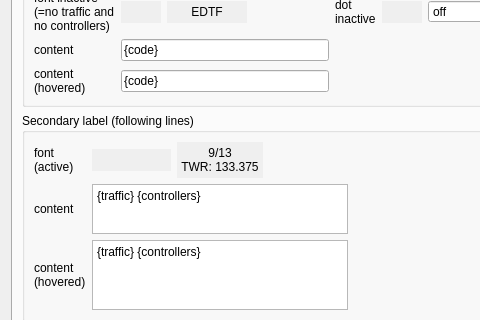
First picture: the form in src/dialogs/PreferencesDialog.ui, repository qutescoop/qutescoop, before the edit; both pictures show x 0 to 480 and y 118 to 438 of the 1019 by 975 pixel window.
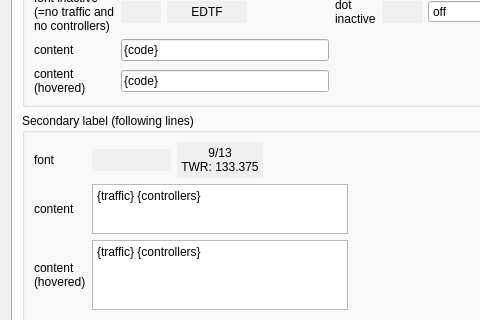
Second picture: the form after the edit. The open tabs and pages were chosen to show the change. Icons and pictures are not drawn.

Commit message:
[TASK] Minor visual changes
Use ease-in and slightly-ease-out fadeout texture.

Use secondary labels font for inactive airports, too.

```diff
--- a/src/dialogs/PreferencesDialog.ui
+++ b/src/dialogs/PreferencesDialog.ui
@@ -1462,8 +1462,7 @@
               <item row="0" column="0">
                <widget class="QLabel" name="label_105">
                 <property name="text">
-                 <string>font
-(active)</string>
+                 <string>font</string>
                 </property>
                 <property name="buddy">
                  <cstring>pbPilotFontColor</cstring>
```
The commit also changes 2 other files.
